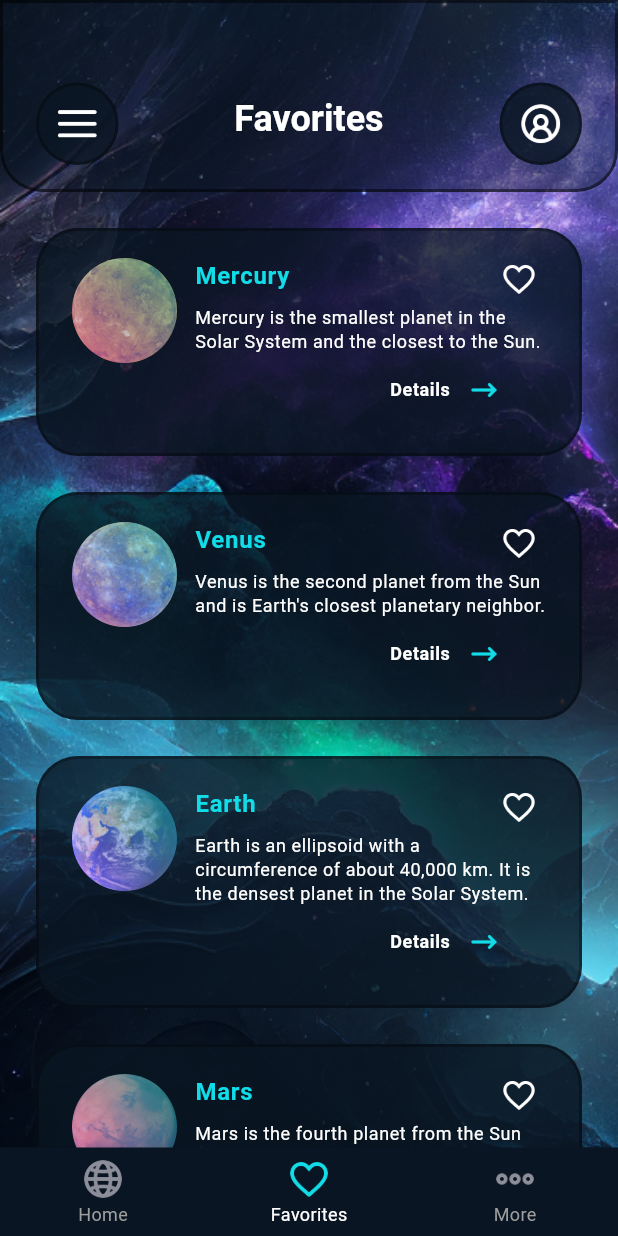
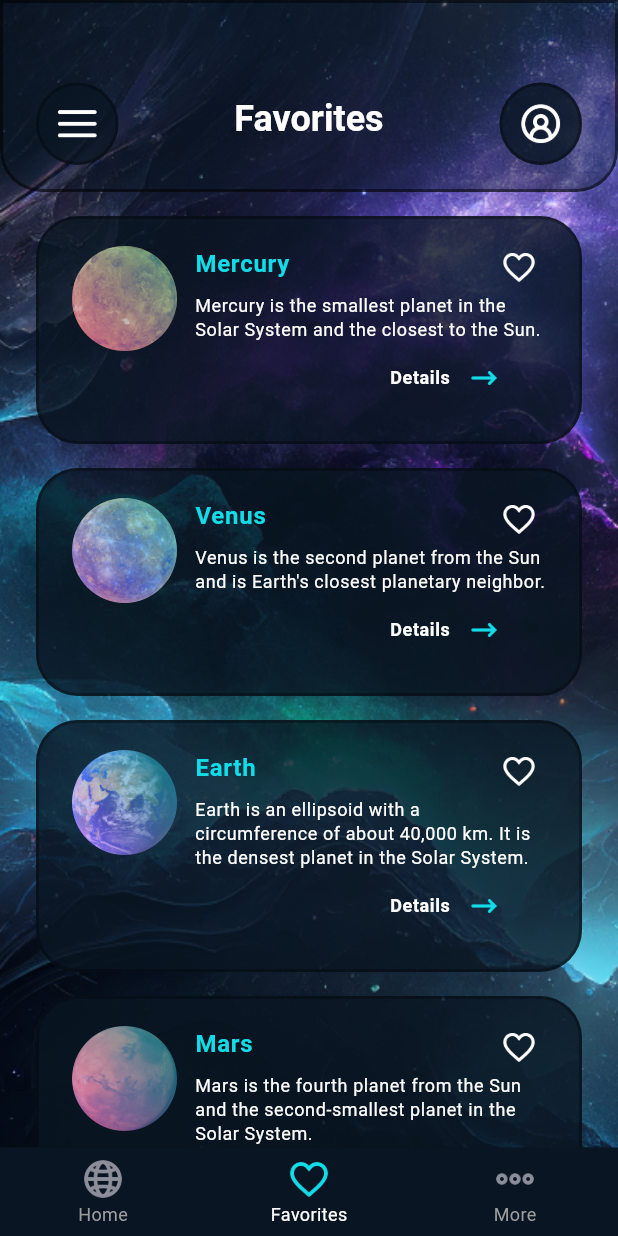
Before and after one commit to Yusufrahimboyev/Cosmic, a Flutter app: the screen it shows after launch, item 2 of the bottom bar chosen, on a phone screen of 412 x 824 dp. Run offline on Flutter 3.47's test engine with Material 3 defaults, Android fonts, the phone set to English and light mode, and no system bars.

Commit message:
something fixed

```diff
--- a/lib/screens/home/favorites_screen.dart
+++ b/lib/screens/home/favorites_screen.dart
@@ -43,6 +43,12 @@ class _FavoritesScreenState extends State<FavoritesScreen> {
   void navigateToMars(){
     setState(() {
       Navigator.pushNamed(context, RouterNames.inner);
+    });
+  }
+
+  void navigateToProfile(){
+    setState(() {
+      Navigator.pushNamed(context, RouterNames.profile);
     });
   }
 
@@ -102,13 +108,17 @@ class _FavoritesScreenState extends State<FavoritesScreen> {
                     ],
                   ),
                 ),
-                const SizedBox.square(
+                InkWell(
+                  onTap: navigateToProfile,
+                  overlayColor: WidgetStateColor.transparent,
+                  child: const SizedBox.square(
                     dimension: 55,
                     child: MyCustomBox(
                       child: Padding(
                         padding: EdgeInsets.all(12),
                         child: Image(
                           image: AssetImage(AppIcons.profile),
+                        ),
                       ),
                     ),
                   ),
@@ -120,7 +130,7 @@ class _FavoritesScreenState extends State<FavoritesScreen> {
       ],
       body: ListView.separated(
         itemBuilder: (BuildContext context, int index) =>
-            const SizedBox(height: 24),
+            const SizedBox(height: 16),
         separatorBuilder: (BuildContext context, int index) => Padding(
           padding: const EdgeInsets.symmetric(horizontal: 24),
           child: MyCustomBox(
```
Lines whose indentation alone changed are shown as unchanged.
